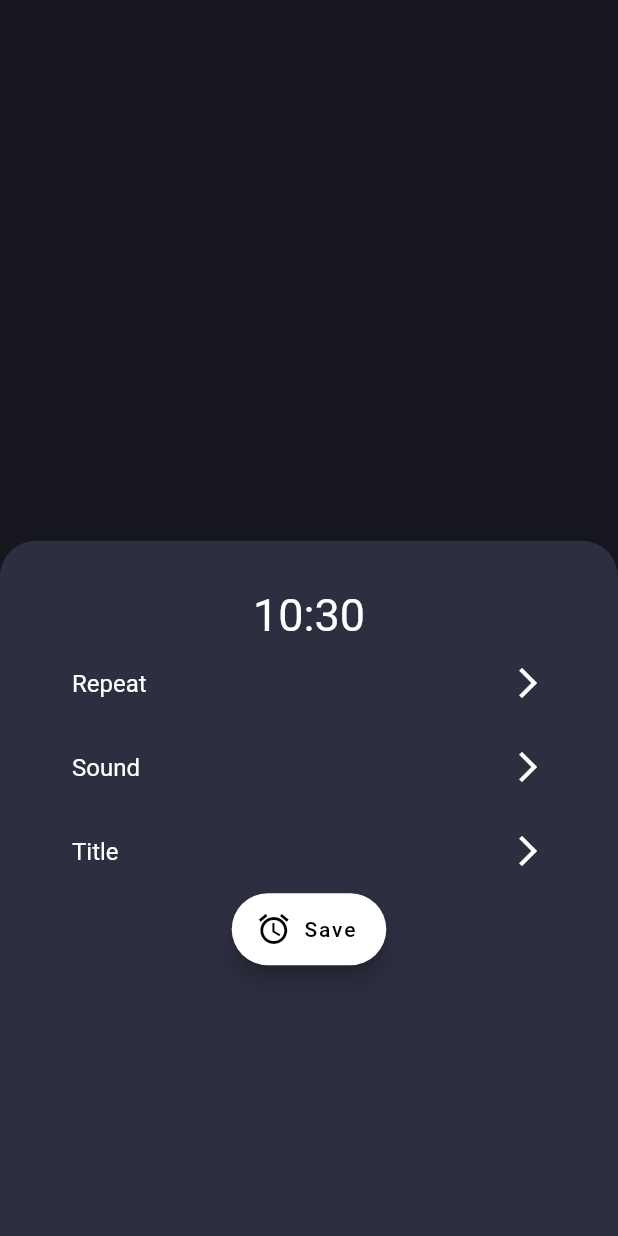
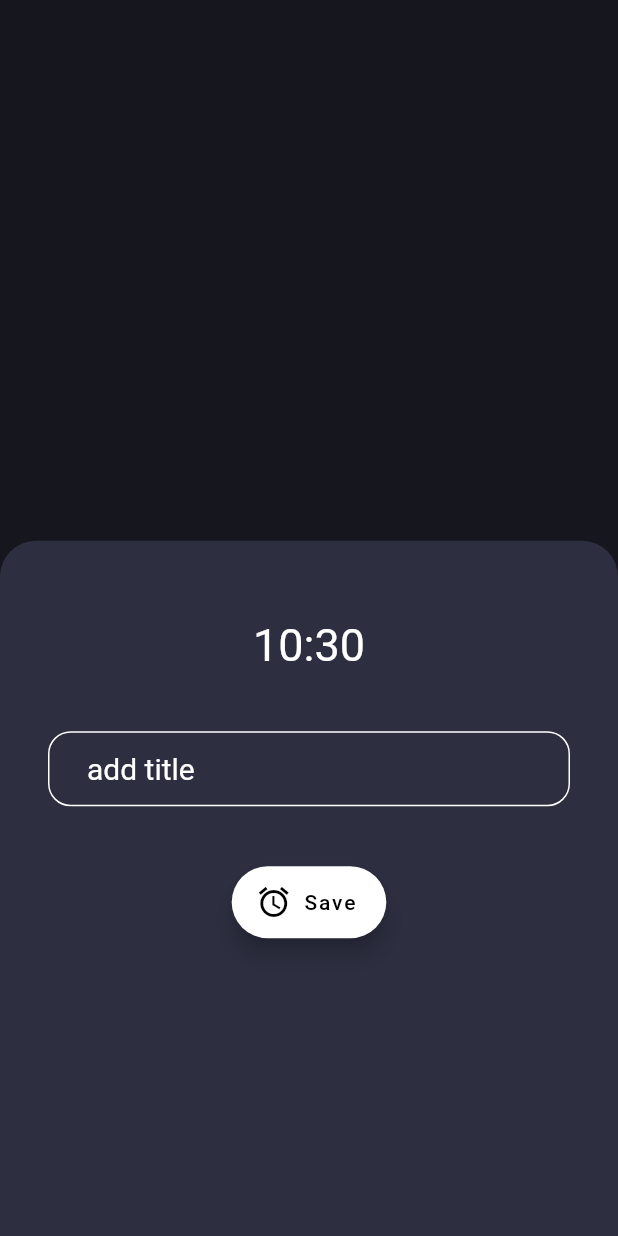
Before and after one commit to SasikaAththanayaka/flutter_alarm_app, a Flutter app: the AlarmScreen screen opened directly, after a tap on the "add" icon, on a phone screen of 412 x 824 dp. Run offline on Flutter 3.47's test engine with Material 2 defaults, Android fonts, the phone set to English and light mode, and no system bars; our stand-ins replace flutter_local_notifications, sqflite; accounts and stored records are empty.

Commit message:
some bugs fixed

```diff
--- a/lib/main.dart
+++ b/lib/main.dart
@@ -1,5 +1,3 @@
-import 'package:alarm_app/model/alarm_helper.dart';
-import 'package:alarm_app/model/alarm_info.dart';
 import 'package:alarm_app/screens/home_screen.dart';
 import 'package:flutter/material.dart';
 import 'package:flutter_local_notifications/flutter_local_notifications.dart';
--- a/lib/screens/alarmScreen.dart
+++ b/lib/screens/alarmScreen.dart
@@ -13,8 +13,8 @@ class AlarmScreen extends StatefulWidget {
 }
 
 class _AlarmScreenState extends State<AlarmScreen> {
-  DateTime _alarmTime; /*= DateTime(2022, 1, 27, 20, 20);*/
-  String _alarmTimeString;
+  DateTime _alarmTime;
+  var textController;
   var db;
 
   @override
@@ -30,7 +30,7 @@ class _AlarmScreenState extends State<AlarmScreen> {
     if (mounted) setState(() {});
   }
 
-  Future showNotification(DateTime time) async {
+  Future showNotification(DateTime time, AlarmInfo alarmInfo) async {
     var androidDetails = new AndroidNotificationDetails(
       "Channel ID",
       "Alarm App",
@@ -42,19 +42,15 @@ class _AlarmScreenState extends State<AlarmScreen> {
       android: androidDetails,
       iOS: iosDetails,
     );
-    /*await flutterLocalNotificationsPlugin.show(
-      0,
-      "OFFICE",
-      "Time is to office",
+
+    // ignore: deprecated_member_use
+    flutterLocalNotificationsPlugin.schedule(
+      1,
+      alarmInfo.title,
+      "Time to " + alarmInfo.title,
+      time,
       generalNotificationDetails,
-    );*/
-    /* var scheduledTime = DateTime.now().add(Duration(
-      hours: 0,
-      minutes: 0,
-      seconds: 1,
-    ));*/
-    flutterLocalNotificationsPlugin.schedule(
-        1, "OFFICE", "Time to office", time, generalNotificationDetails);
+    );
   }
 
   void onSaveAlarm() {
@@ -65,12 +61,12 @@ class _AlarmScreenState extends State<AlarmScreen> {
       scheduleAlarmDateTime = _alarmTime.add(Duration(days: 1));
 
     var alarmInfo = AlarmInfo(
-      title: 'alarm2',
+      title: textController,
       alarmDateTime: scheduleAlarmDateTime,
       isPending: true,
     );
     db.insertTodo(alarmInfo);
-    showNotification(scheduleAlarmDateTime);
+    showNotification(scheduleAlarmDateTime, alarmInfo);
     //Navigator.pop(context);
     loadAlarms();
   }
@@ -89,33 +85,33 @@ class _AlarmScreenState extends State<AlarmScreen> {
             var dataLength = data.length;
             return dataLength == 0
                 ? const Center(
-                    child: Text("No data found"),
+                    child: Text(
+                      "No data found",
+                      style: TextStyle(
+                        color: Colors.white,
+                        fontSize: 20.0,
+                      ),
+                    ),
                   )
                 : ListView.builder(
                     itemCount: dataLength,
-                    itemBuilder: (context, index) {
-                      if (data[index].alarmDateTime == DateTime.now()) {
-                        showNotification(data[index].alarmDateTime);
-                      }
-                      return AlarmCard(
-                        id: data[index].id,
-                        title: data[index].title,
-                        alarmDateTime: data[index].alarmDateTime,
-                        isPending: data[index].isPending,
-                        // insertFunction: () {},
-                        //deleteFunction: deleteFunction,
-                      );
-                    });
+                    itemBuilder: (context, index) => AlarmCard(
+                      id: data[index].id,
+                      title: data[index].title,
+                      alarmDateTime: data[index].alarmDateTime,
+                      isPending: data[index].isPending,
+                    ),
+                  );
           },
         ),
       ),
       floatingActionButton: FloatingActionButton(
         child: Icon(Icons.add),
         onPressed: () {
-          //onSaveAlarm();
-
           showModalBottomSheet(
             useRootNavigator: true,
+            isDismissible: true,
+            elevation: 50.0,
             context: context,
             backgroundColor: Color(0xFF2D2F41),
             clipBehavior: Clip.antiAlias,
@@ -130,6 +126,9 @@ class _AlarmScreenState extends State<AlarmScreen> {
                 //color: Colors.white,
                 child: Column(
                   children: <Widget>[
+                    SizedBox(
+                      height: 20.0,
+                    ),
                     GestureDetector(
                       onTap: () async {
                         var selectedTime = await showTimePicker(
@@ -152,9 +151,7 @@ class _AlarmScreenState extends State<AlarmScreen> {
                         width: MediaQuery.of(context).size.width * 0.9,
                         child: Center(
                           child: Text(
-                            DateFormat('HH:mm')
-                                .format(DateTime.now())
-                                .toString(),
+                            DateFormat('HH:mm').format(_alarmTime).toString(),
                             style: TextStyle(
                               color: Colors.white,
                               fontSize: 30.0,
@@ -163,7 +160,7 @@ class _AlarmScreenState extends State<AlarmScreen> {
                         ),
                       ),
                     ),
-                    ListTile(
+                    /*ListTile(
                       iconColor: Colors.white,
                       textColor: Colors.white,
                       title: Text('Repeat'),
@@ -174,12 +171,45 @@ class _AlarmScreenState extends State<AlarmScreen> {
                       textColor: Colors.white,
                       title: Text('Sound'),
                       trailing: Icon(Icons.arrow_forward_ios),
+                    ),*/
+                    SizedBox(
+                      height: 40.0,
                     ),
-                    ListTile(
-                      iconColor: Colors.white,
-                      textColor: Colors.white,
-                      title: Text('Title'),
-                      trailing: Icon(Icons.arrow_forward_ios),
+                    Container(
+                      padding: const EdgeInsets.symmetric(
+                        horizontal: 25.0,
+                      ),
+                      decoration: BoxDecoration(
+                        border: Border.all(
+                          color: Colors.white,
+                        ),
+                        borderRadius: BorderRadius.circular(
+                          15.0,
+                        ),
+                      ),
+                      child: TextField(
+                        style: TextStyle(
+                          color: Colors.white,
+                          fontSize: 20.0,
+                        ),
+                        //controller: textController,
+                        onSubmitted: (value) {
+                          setState(() {
+                            textController = value;
+                          });
+                        },
+                        decoration: const InputDecoration(
+                          hintText: 'add title',
+                          hintStyle: TextStyle(
+                            color: Colors.white,
+                            fontSize: 20.0,
+                          ),
+                          border: InputBorder.none,
+                        ),
+                      ),
+                    ),
+                    SizedBox(
+                      height: 40.0,
                     ),
                     FloatingActionButton.extended(
                       backgroundColor: Colors.white,
--- a/lib/widgets/alarm_card.dart
+++ b/lib/widgets/alarm_card.dart
@@ -1,4 +1,5 @@
 import 'package:alarm_app/model/alarm_helper.dart';
+
 import 'package:flutter/material.dart';
 import 'package:intl/intl.dart';
 
@@ -79,6 +80,7 @@ class _AlarmCardState extends State<AlarmCard> {
             onPressed: () {
               var db = AlarmHelper();
               db.deleteTodo(widget.id);
+              //flutterLocalNotificationsPlugin.cancel(0);
             },
             icon: Icon(Icons.close),
             color: Colors.white,
```
